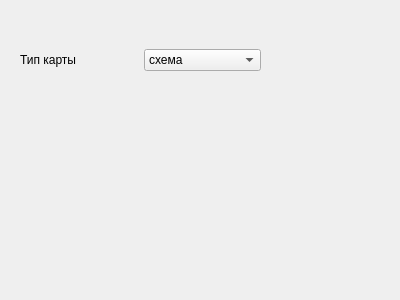
Above: widget.ui from matv3ys/team_maps before the change. Below: the same form after it.
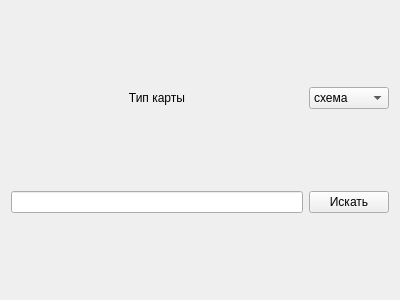
That is the form after the change.

Commit message: Class work 1, homework 2 3

What changed in the file:
```diff
--- a/widget.ui
+++ b/widget.ui
@@ -13,24 +13,17 @@
   <property name="windowTitle">
    <string>Form</string>
   </property>
-  <widget class="QWidget" name="horizontalLayoutWidget">
-   <property name="geometry">
-    <rect>
-     <x>20</x>
-     <y>20</y>
-     <width>241</width>
-     <height>80</height>
-    </rect>
-   </property>
    <layout class="QHBoxLayout" name="horizontalLayout">
     <item>
-     <widget class="QLabel" name="label">
+    <layout class="QGridLayout" name="gridLayout">
+     <item row="1" column="1">
+      <widget class="QPushButton" name="pushButton">
       <property name="text">
-       <string>Тип карты</string>
+        <string>Искать</string>
       </property>
      </widget>
     </item>
-    <item>
+     <item row="0" column="1">
      <widget class="QComboBox" name="comboBox">
       <item>
        <property name="text">
@@ -49,8 +42,22 @@
       </item>
      </widget>
     </item>
-   </layout>
-  </widget>
+     <item row="1" column="0">
+      <widget class="QLineEdit" name="lineEdit"/>
+     </item>
+     <item row="0" column="0">
+      <widget class="QLabel" name="label">
+       <property name="text">
+        <string>Тип карты</string>
+       </property>
+       <property name="alignment">
+        <set>Qt::AlignCenter</set>
+       </property>
+      </widget>
+     </item>
+    </layout>
+   </item>
+  </layout>
  </widget>
  <resources/>
  <connections/>
```
Lines whose indentation alone changed are shown as unchanged. The commit also changes 1 other file.
